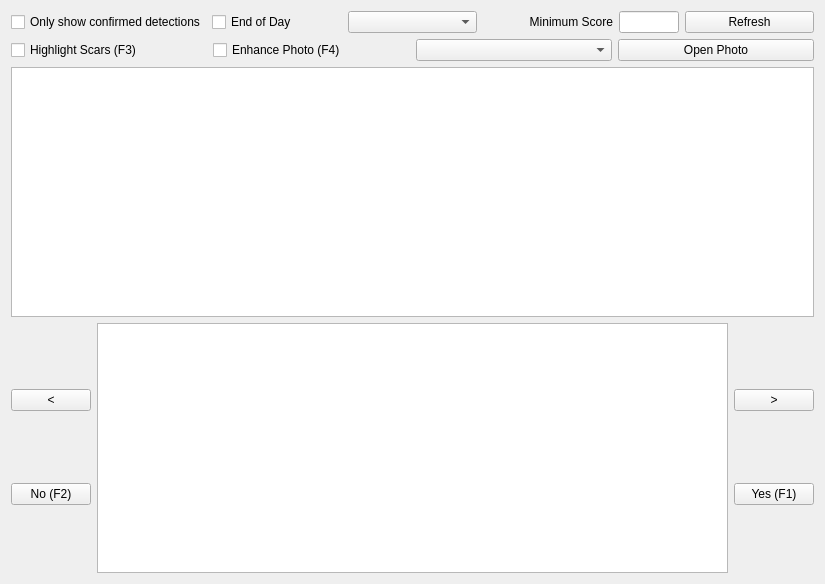
Above: src/resources/cots_display.ui from open-AIMS/reefscan_desktop_data_manager before the change. Below: the same form after it.
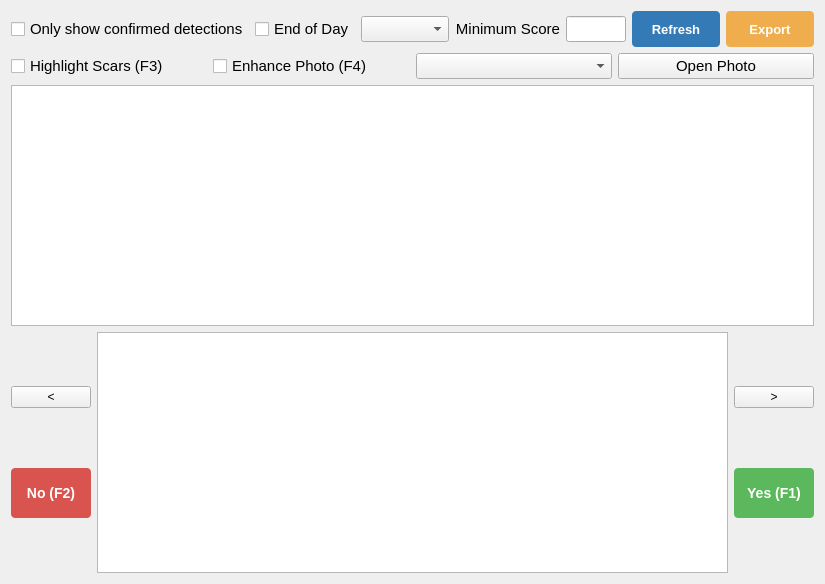
That is the form after the change. Custom widgets are drawn as their Qt base class.

What changed in the file:
```diff
--- a/src/resources/cots_display.ui
+++ b/src/resources/cots_display.ui
@@ -22,6 +22,11 @@
        <height>0</height>
       </size>
      </property>
+     <property name="font">
+      <font>
+       <pointsize>11</pointsize>
+      </font>
+     </property>
      <layout class="QGridLayout" name="gridLayout_2">
       <property name="leftMargin">
        <number>0</number>
@@ -136,6 +141,15 @@
           <verstretch>0</verstretch>
          </sizepolicy>
         </property>
+        <property name="minimumSize">
+         <size>
+          <width>80</width>
+          <height>50</height>
+         </size>
+        </property>
+        <property name="styleSheet">
+         <string>background-color: #d9534f; color: white; font-size: 14px; font-weight: bold; border-radius: 4px;</string>
+        </property>
         <property name="text">
          <string>No (F2)</string>
         </property>
@@ -186,6 +200,15 @@
           <verstretch>0</verstretch>
          </sizepolicy>
         </property>
+        <property name="minimumSize">
+         <size>
+          <width>80</width>
+          <height>50</height>
+         </size>
+        </property>
+        <property name="styleSheet">
+         <string>background-color: #5cb85c; color: white; font-size: 14px; font-weight: bold; border-radius: 4px;</string>
+        </property>
         <property name="text">
          <string>Yes (F1)</string>
         </property>
@@ -196,6 +219,11 @@
    </item>
    <item row="0" column="1" colspan="4">
     <widget class="QWidget" name="widget_4" native="true">
+     <property name="font">
+      <font>
+       <pointsize>11</pointsize>
+      </font>
+     </property>
      <layout class="QHBoxLayout" name="horizontalLayout">
       <property name="leftMargin">
        <number>0</number>
@@ -255,11 +283,36 @@
       </item>
       <item>
        <widget class="QPushButton" name="refreshButton">
+        <property name="minimumSize">
+         <size>
+          <width>0</width>
+          <height>36</height>
+         </size>
+        </property>
+        <property name="styleSheet">
+         <string>background-color: #337ab7; color: white; font-size: 13px; font-weight: bold; border-radius: 4px;</string>
+        </property>
         <property name="text">
          <string>Refresh</string>
         </property>
        </widget>
       </item>
+      <item>
+       <widget class="QPushButton" name="exportButton">
+        <property name="minimumSize">
+         <size>
+          <width>0</width>
+          <height>36</height>
+         </size>
+        </property>
+        <property name="styleSheet">
+         <string>background-color: #f0ad4e; color: white; font-size: 13px; font-weight: bold; border-radius: 4px;</string>
+        </property>
+        <property name="text">
+         <string>Export</string>
+        </property>
+       </widget>
+      </item>
      </layout>
     </widget>
    </item>
```
